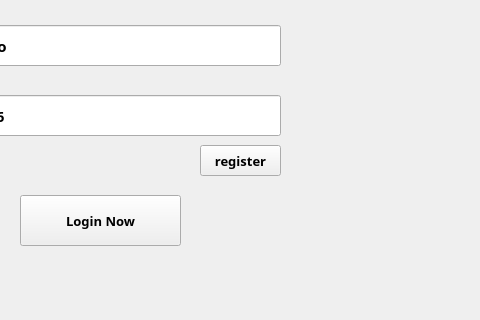
First picture: the form in coding/simulationclient/src/ui/mainwindow.ui, repository BrandoGH/lbgs, before the edit; both pictures show x 129 to 609 and y 113 to 433 of the 1305 by 881 pixel window.
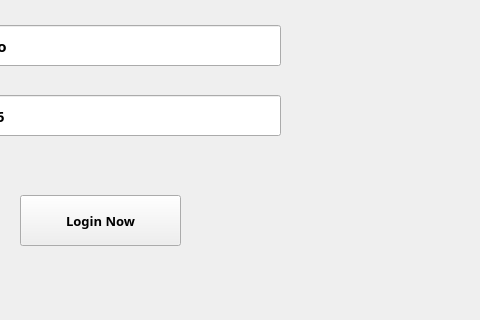
Second picture: the form after the edit.

Commit message: simulationclient: login protocal optimization

```diff
--- a/coding/simulationclient/src/ui/mainwindow.ui
+++ b/coding/simulationclient/src/ui/mainwindow.ui
@@ -424,27 +424,6 @@
          <string>Login Now</string>
         </property>
        </widget>
-       <widget class="QPushButton" name="pushButton_register">
-        <property name="geometry">
-         <rect>
-          <x>320</x>
-          <y>230</y>
-          <width>81</width>
-          <height>31</height>
-         </rect>
-        </property>
-        <property name="font">
-         <font>
-          <family>微软雅黑</family>
-          <pointsize>10</pointsize>
-          <weight>75</weight>
-          <bold>true</bold>
-         </font>
-        </property>
-        <property name="text">
-         <string>register</string>
-        </property>
-       </widget>
       </widget>
      </widget>
     </item>
```
The commit also changes 2 other files.
